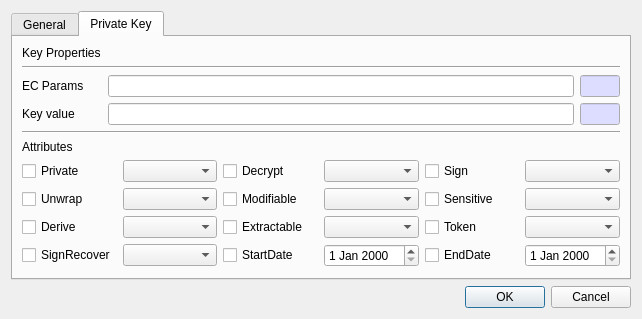
The window that CryptokiMan/create_ec_pri_key_dlg.ui (jykim74/CryptokiMan) describes before a commit, drawn with Qt 5.
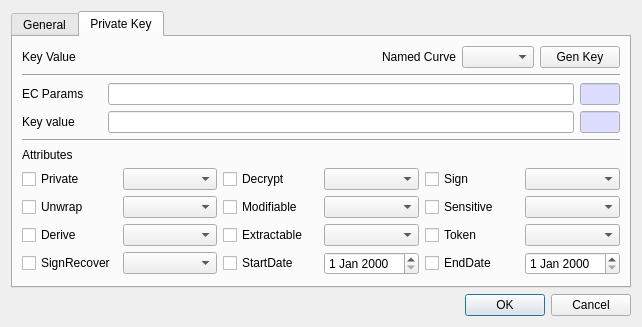
The same window after the commit.

```diff
--- a/CryptokiMan/create_ec_pri_key_dlg.ui
+++ b/CryptokiMan/create_ec_pri_key_dlg.ui
@@ -7,7 +7,7 @@
     <x>0</x>
     <y>0</y>
     <width>642</width>
-    <height>305</height>
+    <height>318</height>
    </rect>
   </property>
   <property name="windowTitle">
@@ -343,11 +343,48 @@
       </attribute>
       <layout class="QVBoxLayout" name="verticalLayout_3">
        <item>
-        <widget class="QLabel" name="label_9">
-         <property name="text">
-          <string>Key Properties</string>
+        <layout class="QGridLayout" name="gridLayout_6">
+         <property name="topMargin">
+          <number>0</number>
          </property>
-        </widget>
+         <item row="0" column="3">
+          <widget class="QComboBox" name="mParamCombo"/>
+         </item>
+         <item row="0" column="4">
+          <widget class="QPushButton" name="mGenKeyBtn">
+           <property name="text">
+            <string>Gen Key</string>
+           </property>
+          </widget>
+         </item>
+         <item row="0" column="0">
+          <widget class="QLabel" name="label_9">
+           <property name="text">
+            <string>Key Value</string>
+           </property>
+          </widget>
+         </item>
+         <item row="0" column="2">
+          <widget class="QLabel" name="label_13">
+           <property name="text">
+            <string>Named Curve</string>
+           </property>
+          </widget>
+         </item>
+         <item row="0" column="1">
+          <spacer name="horizontalSpacer_2">
+           <property name="orientation">
+            <enum>Qt::Horizontal</enum>
+           </property>
+           <property name="sizeHint" stdset="0">
+            <size>
+             <width>40</width>
+             <height>20</height>
+            </size>
+           </property>
+          </spacer>
+         </item>
+        </layout>
        </item>
        <item>
         <widget class="Line" name="line_3">
```
Left out of the diff: 4 changed lines with no effect on the pictures.
